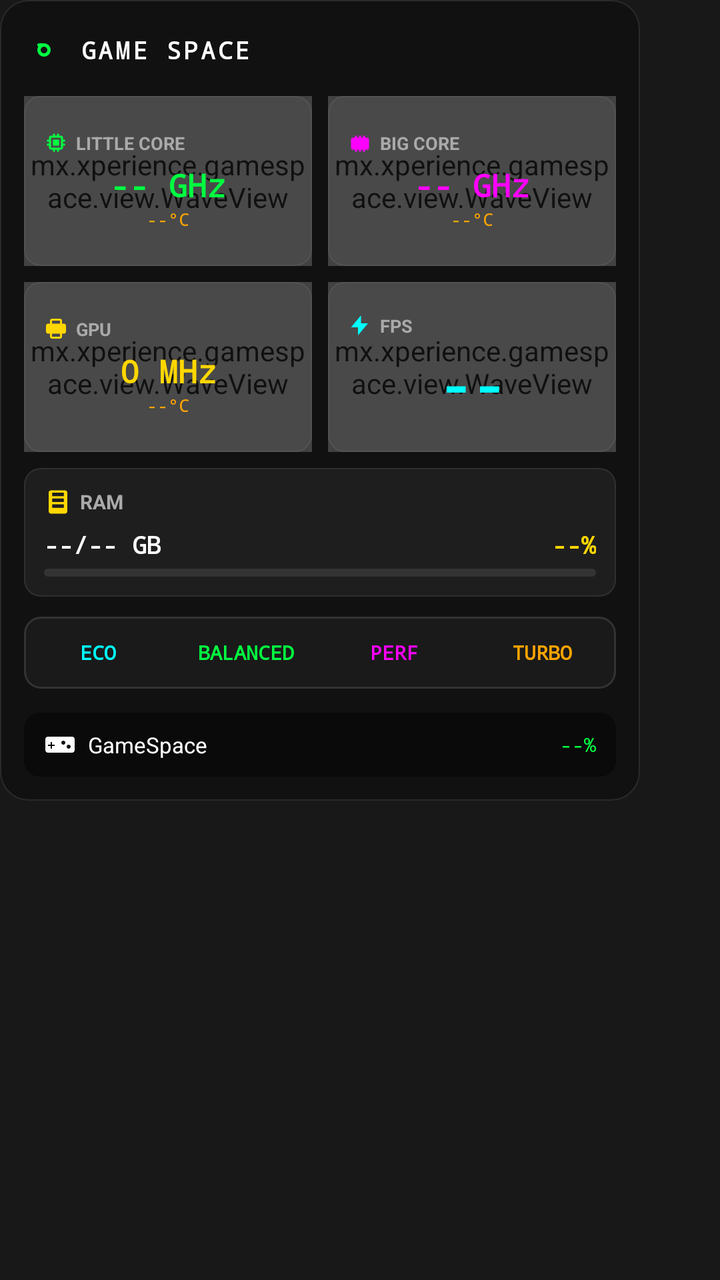
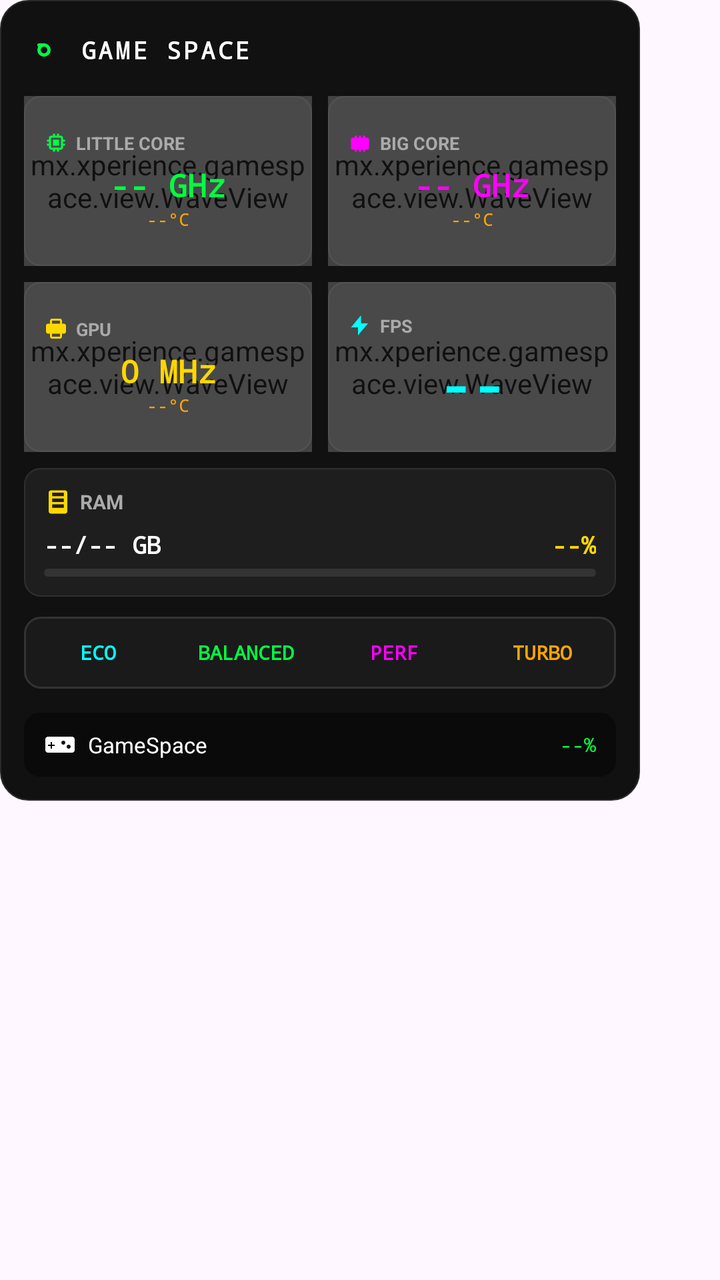

Two renders of the same Android screen: before a commit and after it. Below are the layout's source before the change and the commit's diff.
<!-- AndroidManifest.xml: application theme Theme.GameSpace -->
<!-- res/layout/overlay_game_panel.xml -->
<?xml version="1.0" encoding="utf-8"?>
<FrameLayout xmlns:android="http://schemas.android.com/apk/res/android"
    android:layout_width="match_parent"
    android:layout_height="match_parent"
    android:background="#E6000000">

    <LinearLayout
        android:id="@+id/panel_background"
        android:layout_width="320dp"
        android:layout_height="wrap_content"
        android:orientation="vertical"
        android:background="@drawable/bg_panel_dark"
        android:padding="12dp">

        
        <LinearLayout
            android:layout_width="match_parent"
            android:layout_height="26dp"
            android:gravity="center_vertical"
            android:layout_marginBottom="10dp">
            <ImageView android:layout_width="20dp" android:layout_height="20dp"
                android:src="@drawable/ic_gaming_logo" android:tint="#00FF41" />
            <TextView android:layout_width="wrap_content" android:layout_height="wrap_content"
                android:layout_marginStart="8dp" android:fontFamily="monospace"
                android:text="GAME SPACE" android:textColor="#FFFFFF"
                android:textSize="12sp" android:textStyle="bold" android:letterSpacing="0.1" />
        </LinearLayout>

        
        <LinearLayout
            android:layout_width="match_parent"
            android:layout_height="wrap_content"
            android:orientation="horizontal"
            android:layout_marginBottom="8dp">

            
            <FrameLayout
                android:layout_width="0dp"
                android:layout_height="85dp"
                android:layout_weight="1"
                android:background="@drawable/bg_stats_card"
                android:clipChildren="true"
                android:layout_marginEnd="4dp">

                
                <mx.xperience.gamespace.view.WaveView
                    android:id="@+id/cpu_little_chart"
                    android:layout_width="match_parent"
                    android:layout_height="match_parent"
                    android:layout_gravity="bottom"
                    android:alpha="0.45" />

                
                <LinearLayout
                    android:layout_width="match_parent"
                    android:layout_height="match_parent"
                    android:orientation="vertical"
                    android:padding="10dp"
                    android:gravity="center_vertical">
                    <LinearLayout android:layout_width="match_parent" android:layout_height="wrap_content"
                        android:gravity="center_vertical" android:layout_marginBottom="4dp">
                        <ImageView android:layout_width="12dp" android:layout_height="12dp"
                            android:src="@drawable/ic_cpu" android:tint="#00FF41" />
                        <TextView android:layout_width="wrap_content" android:layout_height="wrap_content"
                            android:layout_marginStart="4dp" android:text="LITTLE CORE"
                            android:textColor="#AAAAAA" android:textSize="9sp" android:textStyle="bold" />
                    </LinearLayout>
                    <TextView android:id="@+id/cpu_little_val"
                        android:layout_width="match_parent" android:layout_height="wrap_content"
                        android:gravity="center" android:fontFamily="monospace"
                        android:text="-- GHz" android:textColor="#00FF41"
                        android:textSize="16sp" android:textStyle="bold" />
                    <TextView android:id="@+id/cpu_little_temp"
                        android:layout_width="match_parent" android:layout_height="wrap_content"
                        android:gravity="center" android:fontFamily="monospace"
                        android:text="--°C" android:textColor="#FFA500" android:textSize="9sp" />
                </LinearLayout>
            </FrameLayout>

            
            <FrameLayout
                android:layout_width="0dp"
                android:layout_height="85dp"
                android:layout_weight="1"
                android:background="@drawable/bg_stats_card"
                android:clipChildren="true"
                android:layout_marginStart="4dp">

                <mx.xperience.gamespace.view.WaveView
                    android:id="@+id/cpu_big_chart"
                    android:layout_width="match_parent"
                    android:layout_height="match_parent"
                    android:layout_gravity="bottom"
                    android:alpha="0.45" />

                <LinearLayout
                    android:layout_width="match_parent"
                    android:layout_height="match_parent"
                    android:orientation="vertical"
                    android:padding="10dp"
                    android:gravity="center_vertical">
                    <LinearLayout android:layout_width="match_parent" android:layout_height="wrap_content"
                        android:gravity="center_vertical" android:layout_marginBottom="4dp">
                        <ImageView android:layout_width="12dp" android:layout_height="12dp"
                            android:src="@drawable/ic_cpu_bolt" android:tint="#FF00FF" />
                        <TextView android:layout_width="wrap_content" android:layout_height="wrap_content"
                            android:layout_marginStart="4dp" android:text="BIG CORE"
                            android:textColor="#AAAAAA" android:textSize="9sp" android:textStyle="bold" />
                    </LinearLayout>
                    <TextView android:id="@+id/cpu_big_val"
                        android:layout_width="match_parent" android:layout_height="wrap_content"
                        android:gravity="center" android:fontFamily="monospace"
                        android:text="-- GHz" android:textColor="#FF00FF"
                        android:textSize="16sp" android:textStyle="bold" />
                    <TextView android:id="@+id/cpu_big_temp"
                        android:layout_width="match_parent" android:layout_height="wrap_content"
                        android:gravity="center" android:fontFamily="monospace"
                        android:text="--°C" android:textColor="#FFA500" android:textSize="9sp" />
                </LinearLayout>
            </FrameLayout>
        </LinearLayout>

        
        <LinearLayout
            android:layout_width="match_parent"
            android:layout_height="wrap_content"
            android:orientation="horizontal"
            android:layout_marginBottom="8dp">

            
            <FrameLayout
                android:layout_width="0dp"
                android:layout_height="85dp"
                android:layout_weight="1"
                android:background="@drawable/bg_stats_card"
                android:clipChildren="true"
                android:layout_marginEnd="4dp">

                <mx.xperience.gamespace.view.WaveView
                    android:id="@+id/gpu_chart"
                    android:layout_width="match_parent"
                    android:layout_height="match_parent"
                    android:layout_gravity="bottom"
                    android:alpha="0.45" />

                <LinearLayout
                    android:layout_width="match_parent"
                    android:layout_height="match_parent"
                    android:orientation="vertical"
                    android:padding="10dp"
                    android:gravity="center_vertical">
                    <LinearLayout android:layout_width="match_parent" android:layout_height="wrap_content"
                        android:gravity="center_vertical" android:layout_marginBottom="4dp">
                        <ImageView android:layout_width="12dp" android:layout_height="12dp"
                            android:src="@drawable/ic_gpu" android:tint="#FFD700" />
                        <TextView android:layout_width="wrap_content" android:layout_height="wrap_content"
                            android:layout_marginStart="4dp" android:text="GPU"
                            android:textColor="#AAAAAA" android:textSize="9sp" android:textStyle="bold" />
                    </LinearLayout>
                    <TextView android:id="@+id/gpu_val"
                        android:layout_width="match_parent" android:layout_height="wrap_content"
                        android:gravity="center" android:fontFamily="monospace"
                        android:text="0 MHz" android:textColor="#FFD700"
                        android:textSize="16sp" android:textStyle="bold" />
                    <TextView android:id="@+id/gpu_temp"
                        android:layout_width="match_parent" android:layout_height="wrap_content"
                        android:gravity="center" android:fontFamily="monospace"
                        android:text="--°C" android:textColor="#FFA500" android:textSize="9sp" />
                </LinearLayout>
            </FrameLayout>

            
            <FrameLayout
                android:layout_width="0dp"
                android:layout_height="85dp"
                android:layout_weight="1"
                android:background="@drawable/bg_stats_card"
                android:clipChildren="true"
                android:layout_marginStart="4dp">

                <mx.xperience.gamespace.view.WaveView
                    android:id="@+id/fps_chart"
                    android:layout_width="match_parent"
                    android:layout_height="match_parent"
                    android:layout_gravity="bottom"
                    android:alpha="0.45" />

                <LinearLayout
                    android:layout_width="match_parent"
                    android:layout_height="match_parent"
                    android:orientation="vertical"
                    android:padding="10dp"
                    android:gravity="center_vertical">
                    <LinearLayout android:layout_width="match_parent" android:layout_height="wrap_content"
                        android:gravity="center_vertical" android:layout_marginBottom="4dp">
                        <ImageView android:layout_width="12dp" android:layout_height="12dp"
                            android:src="@drawable/ic_fps" android:tint="#00FFFF" />
                        <TextView android:layout_width="wrap_content" android:layout_height="wrap_content"
                            android:layout_marginStart="4dp" android:text="FPS"
                            android:textColor="#AAAAAA" android:textSize="9sp" android:textStyle="bold" />
                    </LinearLayout>
                    
                    <TextView android:id="@+id/fps_counter"
                        android:layout_width="match_parent" android:layout_height="wrap_content"
                        android:gravity="center" android:fontFamily="monospace"
                        android:text="--" android:textColor="#00FFFF"
                        android:textSize="28sp" android:textStyle="bold" />
                </LinearLayout>
            </FrameLayout>
        </LinearLayout>

        
        <LinearLayout
            android:layout_width="match_parent"
            android:layout_height="wrap_content"
            android:orientation="vertical"
            android:background="@drawable/bg_stats_card"
            android:padding="10dp"
            android:layout_marginBottom="10dp">
            <LinearLayout android:layout_width="match_parent" android:layout_height="wrap_content"
                android:gravity="center_vertical" android:layout_marginBottom="6dp">
                <ImageView android:layout_width="14dp" android:layout_height="14dp"
                    android:src="@drawable/ic_ram" android:tint="#FFD700" />
                <TextView android:layout_width="wrap_content" android:layout_height="wrap_content"
                    android:layout_marginStart="4dp" android:text="RAM"
                    android:textColor="#AAAAAA" android:textSize="10sp" android:textStyle="bold" />
            </LinearLayout>
            <LinearLayout android:layout_width="match_parent" android:layout_height="wrap_content"
                android:orientation="horizontal" android:gravity="center_vertical"
                android:layout_marginBottom="4dp">
                <TextView android:id="@+id/ram_info"
                    android:layout_width="0dp" android:layout_height="wrap_content"
                    android:layout_weight="1" android:fontFamily="monospace"
                    android:text="--/-- GB" android:textColor="#FFFFFF"
                    android:textSize="12sp" android:textStyle="bold" />
                <TextView android:id="@+id/ram_percent"
                    android:layout_width="wrap_content" android:layout_height="wrap_content"
                    android:fontFamily="monospace" android:text="--%"
                    android:textColor="#FFD700" android:textSize="12sp" android:textStyle="bold" />
            </LinearLayout>
            <androidx.core.widget.ContentLoadingProgressBar
                android:id="@+id/ram_progress"
                style="?android:attr/progressBarStyleHorizontal"
                android:layout_width="match_parent" android:layout_height="4dp"
                android:progressDrawable="@drawable/progress_ram_gaming" />
        </LinearLayout>

        
        <LinearLayout
            android:layout_width="match_parent"
            android:layout_height="36dp"
            android:orientation="horizontal"
            android:gravity="center"
            android:layout_marginBottom="12dp"
            android:background="@drawable/bg_mode_selector">
            <TextView android:id="@+id/btn_power_saving"
                android:layout_width="0dp" android:layout_height="match_parent"
                android:layout_weight="1" android:gravity="center" android:text="ECO"
                android:textColor="#00FFFF" android:textSize="10sp" android:textStyle="bold"
                android:background="@drawable/bg_mode_normal" android:fontFamily="monospace"
                android:padding="4dp" />
            <TextView android:id="@+id/btn_balanced"
                android:layout_width="0dp" android:layout_height="match_parent"
                android:layout_weight="1" android:gravity="center" android:text="BALANCED"
                android:textColor="#00FF41" android:textSize="10sp" android:textStyle="bold"
                android:background="@drawable/bg_mode_normal" android:fontFamily="monospace"
                android:padding="4dp" />
            <TextView android:id="@+id/btn_performance"
                android:layout_width="0dp" android:layout_height="match_parent"
                android:layout_weight="1" android:gravity="center" android:text="PERF"
                android:textColor="#FF00FF" android:textSize="10sp" android:textStyle="bold"
                android:background="@drawable/bg_mode_normal" android:fontFamily="monospace"
                android:padding="4dp" />
            <TextView android:id="@+id/btn_turbo"
                android:layout_width="0dp" android:layout_height="match_parent"
                android:layout_weight="1" android:gravity="center" android:text="TURBO"
                android:textColor="#FFA500" android:textSize="10sp" android:textStyle="bold"
                android:background="@drawable/bg_mode_normal" android:fontFamily="monospace"
                android:padding="4dp" />
        </LinearLayout>

        
        <LinearLayout
            android:layout_width="match_parent"
            android:layout_height="32dp"
            android:orientation="horizontal"
            android:gravity="center_vertical"
            android:background="@drawable/bg_footer"
            android:paddingHorizontal="10dp">
            <ImageView android:layout_width="16dp" android:layout_height="16dp"
                android:src="@drawable/ic_game_controller" android:tint="#FFFFFF"
                android:layout_marginEnd="6dp" />
            <TextView android:id="@+id/game_name"
                android:layout_width="0dp" android:layout_height="wrap_content"
                android:layout_weight="1" android:ellipsize="end" android:maxLines="1"
                android:text="GameSpace" android:textColor="#FFFFFF" android:textSize="11sp" />
            <TextView android:id="@+id/battery_info"
                android:layout_width="wrap_content" android:layout_height="wrap_content"
                android:fontFamily="monospace" android:text="--%"
                android:textColor="#00FF41" android:textSize="10sp" />
        </LinearLayout>
    </LinearLayout>
</FrameLayout>
<!-- resources referenced by this layout -->
<resources>
  <!-- drawable bg_footer (drawable) -->
  <?xml version="1.0" encoding="utf-8"?>
  <shape xmlns:android="http://schemas.android.com/apk/res/android">
      <solid android:color="#0A0A0A" />
      <corners android:radius="8dp" />
  </shape>
  <!-- drawable bg_mode_normal (drawable) -->
  <?xml version="1.0" encoding="utf-8"?>
  <shape xmlns:android="http://schemas.android.com/apk/res/android">
      <solid android:color="@android:color/transparent" />
  </shape>
  <!-- drawable bg_mode_selector (drawable) -->
  <?xml version="1.0" encoding="utf-8"?>
  <shape xmlns:android="http://schemas.android.com/apk/res/android">
      <solid android:color="#1A1A1A" />
      <corners android:radius="8dp" />
      <stroke android:width="1dp" android:color="#333333" />
  </shape>
  <!-- drawable bg_panel_dark (drawable) -->
  <?xml version="1.0" encoding="utf-8"?>
  <shape xmlns:android="http://schemas.android.com/apk/res/android">
      <solid android:color="#FF111111" />
      <corners android:radius="14dp" />
      <stroke android:width="0.8dp" android:color="#2A2A2A" />
  </shape>
  <!-- drawable bg_stats_card (drawable) -->
  <?xml version="1.0" encoding="utf-8"?>
  <shape xmlns:android="http://schemas.android.com/apk/res/android">
      <solid android:color="#FF1E1E1E" />
      <corners android:radius="8dp" />
      <stroke android:width="0.5dp" android:color="#303030" />
  </shape>
  <!-- drawable ic_cpu (drawable) -->
  <?xml version="1.0" encoding="utf-8"?>
  <vector xmlns:android="http://schemas.android.com/apk/res/android"
      android:width="24dp"
      android:height="24dp"
      android:viewportWidth="24"
      android:viewportHeight="24">
      <path
          android:fillColor="@android:color/white"
          android:pathData="M15,9H9v6h6V9zM21,11V9h-2V7c0-1.1-0.9-2-2-2h-2V3h-2v2h-2V3h-2v2H7C5.9,5,5,5.9,5,7v2H3v2h2v2H3v2h2v2c0,1.1,0.9,2,2,2h2v2h2v-2h2v2h2v-2h2c1.1,0,2-0.9,2-2v-2h2v-2h-2v-2H21zM17,17H7V7h10V17z" />
  </vector>
  <!-- drawable ic_fps (drawable) -->
  <?xml version="1.0" encoding="utf-8"?>
  <vector xmlns:android="http://schemas.android.com/apk/res/android"
      android:width="24dp"
      android:height="24dp"
      android:viewportWidth="24"
      android:viewportHeight="24">
      <path
          android:fillColor="@android:color/white"
          android:pathData="M13,2L3,14h7v8l10,-12h-7z" />
  </vector>
  <!-- drawable ic_gpu (drawable) -->
  <?xml version="1.0" encoding="utf-8"?>
  <vector xmlns:android="http://schemas.android.com/apk/res/android"
      android:width="24dp"
      android:height="24dp"
      android:viewportWidth="24"
      android:viewportHeight="24">
      <path
          android:fillColor="@android:color/white"
          android:pathData="M20,7h-2L18,4c0,-1.1 -0.9,-2 -2,-2L8,2c-1.1,0 -2,0.9 -2,2v3L4,7c-1.1,0 -2,0.9 -2,2v6c0,1.1 0.9,2 2,2h2v3c0,1.1 0.9,2 2,2h8c1.1,0 2,-0.9 2,-2v-3h2c1.1,0 2,-0.9 2,-2L22,9c0,-1.1 -0.9,-2 -2,-2zM16,20L8,20v-3h8v3zM16,7L8,7L8,4h8v3z" />
  </vector>
  <!-- drawable ic_ram (drawable) -->
  <?xml version="1.0" encoding="utf-8"?>
  <vector xmlns:android="http://schemas.android.com/apk/res/android"
      android:width="24dp"
      android:height="24dp"
      android:viewportWidth="24"
      android:viewportHeight="24">
      <path
          android:fillColor="@android:color/white"
          android:pathData="M18,2h-12c-1.1,0 -2,0.9 -2,2v16c0,1.1 0.9,2 2,2h12c1.1,0 2,-0.9 2,-2v-16c0,-1.1 -0.9,-2 -2,-2zM7,4h10v3h-10v-3zM7,9h10v3h-10v-3zM7,14h10v3h-10v-3z" />
  </vector>
  <style name="Theme.GameSpace" parent="Base.Theme.GameSpace" />
  <style name="Base.Theme.GameSpace" parent="Theme.Material3.DayNight.NoActionBar">
          
          
      </style>
  <!-- unchanged entries left out for length: 4 -->
</resources>

<!-- the commit's change to res/layout/overlay_game_panel.xml (unified diff, before → after) -->
@@ -2,7 +2,7 @@
 <FrameLayout xmlns:android="http://schemas.android.com/apk/res/android"
     android:layout_width="match_parent"
     android:layout_height="match_parent"
-    android:background="#E6000000">
+    android:background="@android:color/transparent">
 
     <LinearLayout
         android:id="@+id/panel_background"
